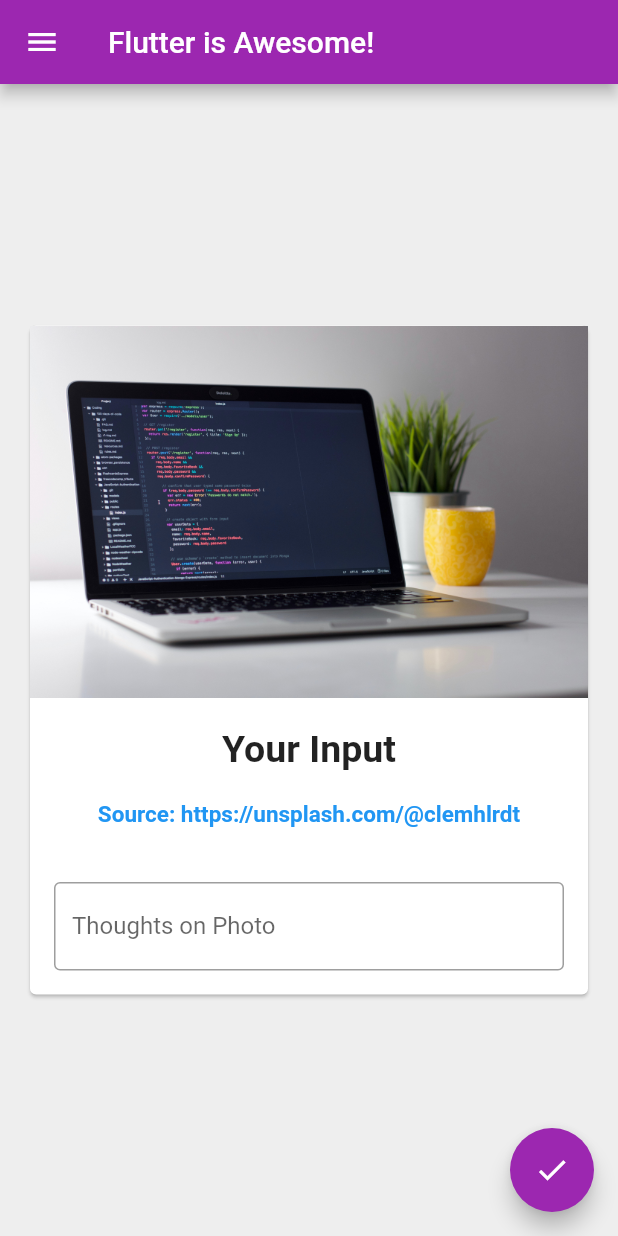
After one commit to henryboisdequin/Learning-Flutter, a Flutter app: the screen it shows after launch, in the side drawer, after a tap on the "done" icon, on a phone screen of 412 x 824 dp. The commit adds this screen. Run offline on Flutter 3.47's test engine with Material 2 defaults, Android fonts, the phone set to English and light mode, and no system bars; network calls fail.

Commit message:
organising flutter code

```diff
--- /dev/null
+++ b/lib/src/components/drawer.dart
@@ -0,0 +1,35 @@
+import "package:flutter/material.dart";
+
+class HomeDrawer extends StatelessWidget {
+  @override
+  Widget build(BuildContext context) {
+    return Drawer(
+      child: ListView(
+        padding: const EdgeInsets.all(0),
+        children: <Widget>[
+          UserAccountsDrawerHeader(
+              accountName: Text("Boisdequin Family"),
+              accountEmail: Text("boisdequin@boisdequin.com"),
+              currentAccountPicture: CircleAvatar(
+                backgroundImage: NetworkImage(
+                    "https://images.unsplash.com/photo-1560090995-01632a28895b?ixlib=rb-1.2.1&ixid=eyJhcHBfaWQiOjEyMDd9&auto=format&fit=crop&w=1949&q=80"),
+              )),
+          ListTile(
+            leading: Icon(Icons.person),
+            title: Text("Henry Boisdequin"),
+            subtitle: Text("Learning Flutter"),
+            trailing: Icon(Icons.event_available),
+            onTap: () {},
+          ),
+          ListTile(
+            leading: Icon(Icons.person),
+            title: Text("Oscar Boisdequin"),
+            subtitle: Text("Playing FIFA"),
+            trailing: Icon(Icons.event_busy),
+            onTap: () {},
+          ),
+        ],
+      ),
+    );
+  }
+}
--- /dev/null
+++ b/lib/src/components/homeCard.dart
@@ -0,0 +1,57 @@
+import "package:flutter/material.dart";
+
+class HomeCard extends StatelessWidget {
+  const HomeCard({
+    Key key,
+    @required this.myText,
+    @required TextEditingController textController,
+  })  : _textController = textController,
+        super(key: key);
+
+  final String myText;
+  final TextEditingController _textController;
+
+  @override
+  Widget build(BuildContext context) {
+    return Card(
+      child: Column(
+        children: <Widget>[
+          Image.asset(
+            "assets/clement-h-programming.jpg",
+            fit: BoxFit.fitWidth,
+          ),
+          SizedBox(
+            height: 20,
+          ),
+          Text(
+            myText,
+            style: TextStyle(
+              fontSize: 25,
+              fontWeight: FontWeight.bold,
+            ),
+          ),
+          SizedBox(
+            height: 20,
+          ),
+          Text(
+            "Source: https://unsplash.com/@clemhlrdt",
+            style: TextStyle(
+                fontSize: 15, fontWeight: FontWeight.bold, color: Colors.blue),
+          ),
+          SizedBox(height: 20),
+          Padding(
+            padding: const EdgeInsets.all(16.0),
+            child: TextField(
+              controller: _textController,
+              decoration: InputDecoration(
+                border: OutlineInputBorder(),
+                labelText: "Thoughts on Photo",
+                hintText: "I think it is nice...",
+              ),
+            ),
+          ),
+        ],
+      ),
+    );
+  }
+}
--- /dev/null
+++ b/lib/src/pages/HomePage.dart
@@ -0,0 +1,51 @@
+import "package:flutter/material.dart";
+import 'package:myFlutterApp/src/components/drawer.dart';
+import 'package:myFlutterApp/src/components/homeCard.dart';
+
+class HomePage extends StatefulWidget {
+  @override
+  _HomePageState createState() => _HomePageState();
+}
+
+class _HomePageState extends State<HomePage> {
+  String myText = "Your Input";
+  TextEditingController _textController = TextEditingController();
+
+  // Component did mount in react
+  @override
+  void initState() {
+    super.initState();
+  }
+
+  // Component unmounts in flutter
+  @override
+  void dispose() {
+    super.dispose();
+  }
+
+  @override
+  Widget build(BuildContext context) {
+    return Scaffold(
+      backgroundColor: Colors.grey[200],
+      appBar: AppBar(
+        title: Text("Flutter is Awesome!"),
+      ),
+      body: Center(
+          child: Padding(
+              padding: const EdgeInsets.all(16.0),
+              child: SingleChildScrollView(
+                child:
+                    HomeCard(myText: myText, textController: _textController),
+              ))),
+      drawer: HomeDrawer(),
+      floatingActionButton: FloatingActionButton(
+        onPressed: () {
+          myText = _textController.text;
+          setState(() {});
+        }, // empty function in dart
+        child: Icon(Icons.done),
+      ),
+      floatingActionButtonLocation: FloatingActionButtonLocation.endFloat,
+    );
+  }
+}
```
Also changed, not shown: lib/main.dart (+7 -114 lines), 1 other file.
